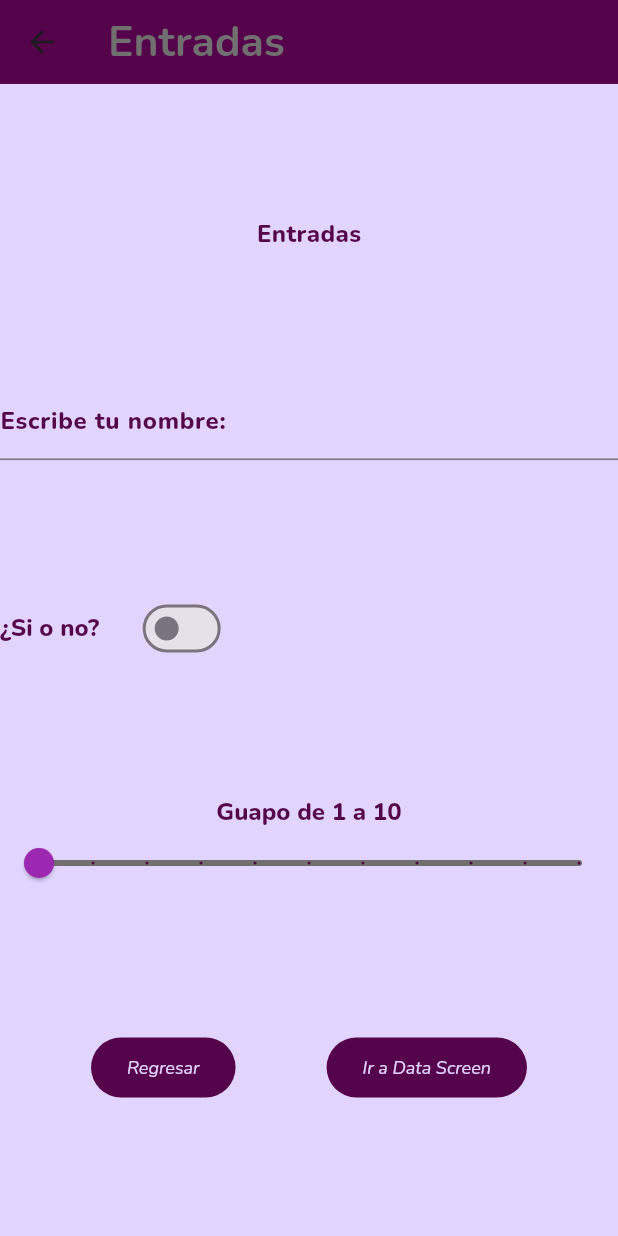
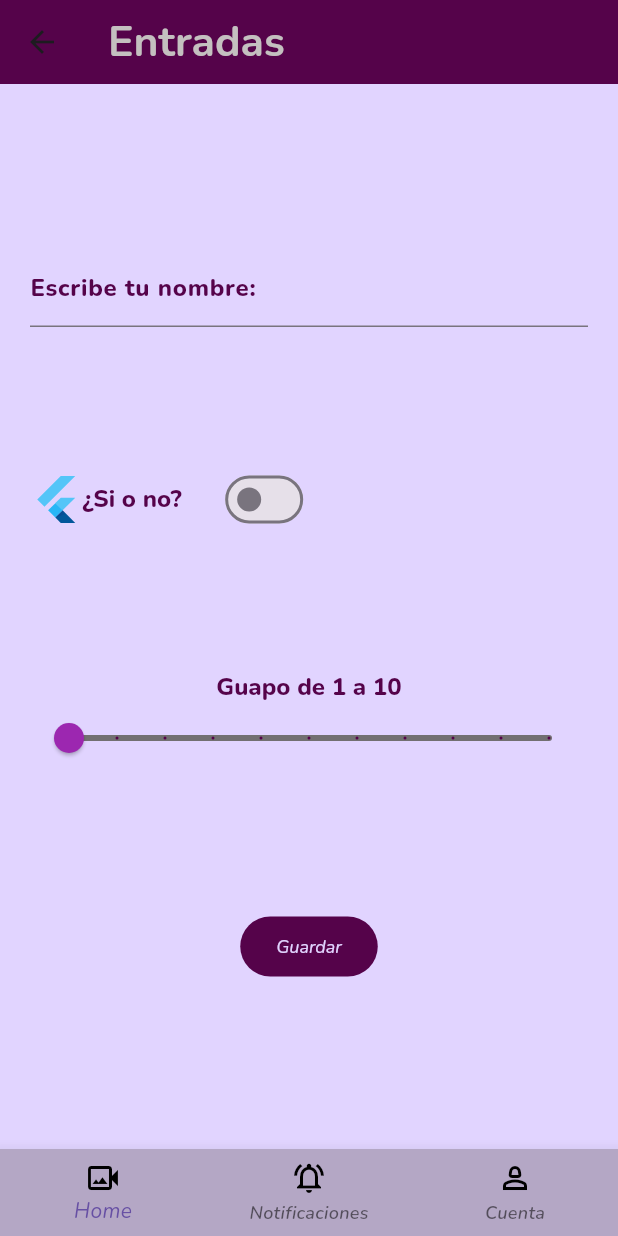
Before and after one commit to ismontana/componentes_flutter, a Flutter app: the InputsScreen screen opened directly, on a phone screen of 412 x 824 dp. Run offline on Flutter 3.47's test engine with Material 3 defaults, Android fonts, the phone set to English and light mode, and no system bars; our stand-ins replace google_fonts.

```diff
--- a/lib/screens/inputs_screen.dart
+++ b/lib/screens/inputs_screen.dart
@@ -11,37 +11,48 @@ class InputsScreen extends StatefulWidget {
 class _InputsScreenState extends State<InputsScreen> {
   bool valueSwitch = false; // Inicia apagado
   double valueSlider = 0.0; // Inicia en 0
+  int selectedIndex = 0;
   @override
   Widget build(BuildContext context) {
     return Scaffold(
-      appBar: AppBar(title: Text('Entradas')),
-      body: Column(
+      appBar: AppBar(title: Text('Entradas', style: TextStyle(color: const Color.fromARGB(255, 196, 192, 192)),)),
+      body: Padding(
+        padding: const EdgeInsets.all(20.0),
+        child: Column(
           mainAxisAlignment: MainAxisAlignment.spaceEvenly,
           children: [
-          Text(
-            'Entradas',
-            style: AppTheme.lightTheme.textTheme.headlineLarge,
-          ),
             entradaTexto(context),
             entradaSwitch(),
             entradaSlider(),
-          const Row(
-            mainAxisAlignment: MainAxisAlignment.spaceEvenly,
-            children: [
-             ElevatedButton(
+            const ElevatedButton(
               onPressed: null,
               child: Text(
-                  'Regresar'
-                ),
-                ),
-              ElevatedButton(
-                onPressed: null,
-                child: Text(
-                  'Ir a Data Screen'),
+                'Guardar'),
               ),
           ],
         ),
+      ),
+      bottomNavigationBar: BottomNavigationBar(
+        currentIndex: selectedIndex,
+        backgroundColor: Color.fromARGB(255, 180, 167, 197),
+        items: const [
+          BottomNavigationBarItem(
+            icon: Icon(Icons.video_camera_back_outlined,
+            color: AppTheme.negroColor),
+            label: "Home"
+            ),
+          BottomNavigationBarItem(
+            icon: Icon(Icons.notifications_active_outlined,
+            color: AppTheme.negroColor),
+            label: "Notificaciones"
+            ),
+          BottomNavigationBarItem(
+            icon: Icon(Icons.person_2_outlined,
+            color: AppTheme.negroColor),
+            label: "Cuenta"
+            ),
         ],
+        unselectedLabelStyle: AppTheme.lightTheme.textTheme.bodyMedium,
         ),
     );
   }
@@ -60,6 +71,7 @@ class _InputsScreenState extends State<InputsScreen> {
 Row entradaSwitch(){
   return Row(
     children: <Widget>[
+      const FlutterLogo(),
       Text(
         '¿Si o no?',
         style: Theme.of(context).textTheme.headlineLarge,
--- a/lib/theme/app_theme.dart
+++ b/lib/theme/app_theme.dart
@@ -67,6 +67,12 @@ class AppTheme{
         fontStyle: FontStyle.italic,
         fontWeight: FontWeight.w600,
       ),
+      bodyMedium: GoogleFonts.nunito(
+        color: subtitleColor,
+        fontSize: 12.0,
+        fontStyle: FontStyle.italic,
+        fontWeight: FontWeight.w600,
+      ),
     ),
   );
 }
```
Also changed, not shown: lib/screens/home_screen.dart (+7 -0 lines). Lines whose indentation alone changed are shown as unchanged.
